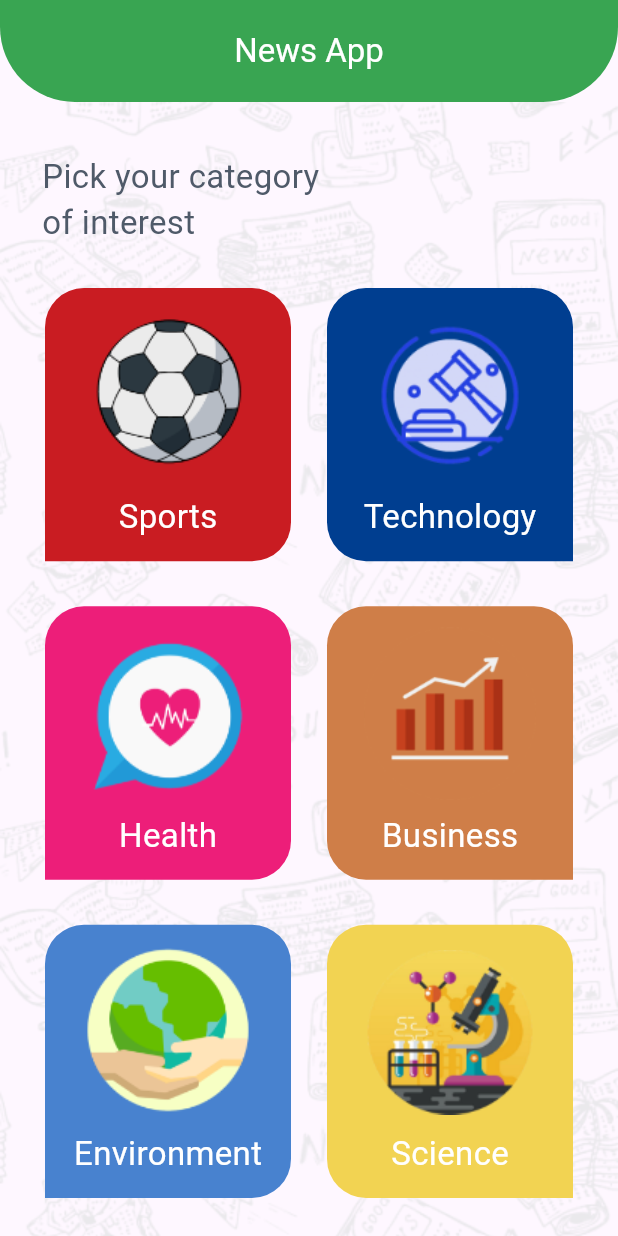
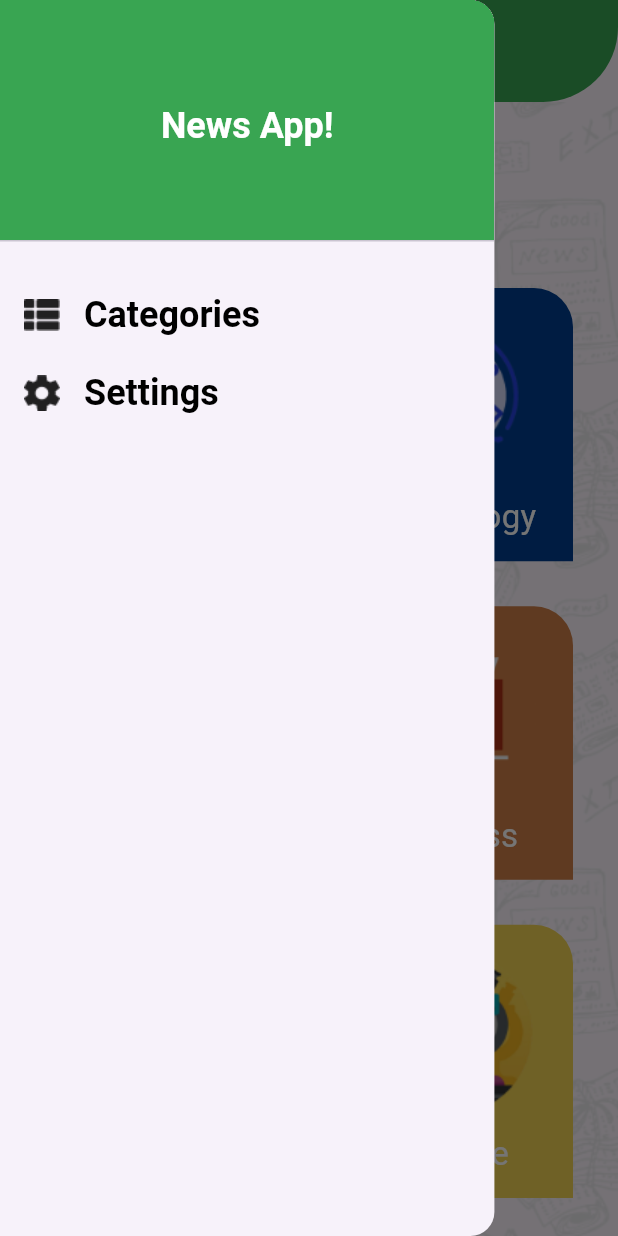
Before and after one commit to youssefmohamed192/news_project, a Flutter app: the screen it shows after launch, with the side drawer open (before the commit the screen has no drawer), on a phone screen of 412 x 824 dp. Run offline on Flutter 3.47's test engine with Material 3 defaults, Android fonts, the phone set to English and light mode, and no system bars; our stand-ins replace cached_network_image.

Commit message:
finished News App.

```diff
--- a/lib/ui/screens/home/home_screen.dart
+++ b/lib/ui/screens/home/home_screen.dart
@@ -2,7 +2,9 @@ import 'package:flutter/material.dart';
 import 'package:news_project/data/model/category_dm.dart';
 import 'package:news_project/ui/screens/home/tabs/categories/categories_tab.dart';
 import 'package:news_project/ui/screens/home/tabs/news/news_tab.dart';
+import 'package:news_project/ui/screens/home/tabs/settings/settings_tab.dart';
 import 'package:news_project/ui/utils/app_assets.dart';
+import 'package:news_project/ui/utils/app_colors.dart';
 
 class HomeScreen extends StatefulWidget {
   static const String routeName = "home";
@@ -18,16 +20,28 @@ class _HomeScreenState extends State<HomeScreen> {
 
   @override
   void initState() {
-    // TODO: implement initState
+    super.initState();
     currentTab = CategoriesTab(onCategoryClick: onCategoryClick);
   }
 
   @override
   Widget build(BuildContext context) {
-    return Scaffold(
+
+    return WillPopScope(
+      onWillPop: () {
+        if (currentTab is! CategoriesTab) {
+          currentTab = CategoriesTab(onCategoryClick: onCategoryClick);
+          setState(() {});
+          return Future.value(false);
+        } else {
+          return Future.value(true);
+        }
+      },
+      child: Scaffold(
         appBar: AppBar(
           title: const Text("News App"),
         ),
+        drawer: buildDrawer(context),
         body: Stack(
           children: [
             Image.asset(
@@ -38,11 +52,55 @@ class _HomeScreenState extends State<HomeScreen> {
             currentTab,
           ],
         ),
+      ),
     );
   }
 
   onCategoryClick(CategoryDM categoryDM) {
-    currentTab = NewsTab(categoryID: categoryDM.id,);
+    currentTab = NewsTab(
+      categoryID: categoryDM.id,
+    );
     setState(() {});
   }
+
+  buildDrawer(BuildContext context) => Drawer(
+    width: MediaQuery.of(context).size.width * .8,
+        child: Column(
+          crossAxisAlignment: CrossAxisAlignment.stretch,
+          children: [
+            DrawerHeader(
+                decoration: const BoxDecoration(color: AppColors.primary),
+                child: Center(
+                    child: Text(
+                  "News App!",
+                  style: Theme.of(context).textTheme.headlineLarge,
+                ))),
+            const SizedBox(height: 26,),
+            buildDrawerRow(AppAssets.listIcon, "Categories", (){
+              currentTab = CategoriesTab(onCategoryClick: onCategoryClick);
+              setState(() {});
+              Navigator.pop(context);
+            }),
+            const SizedBox(height: 22,),
+            buildDrawerRow(AppAssets.settingsIcon, "Settings", (){
+              currentTab = SettingsTab();
+              setState(() {});
+              Navigator.pop(context);
+            })
+          ],
+        ),
+      );
+  buildDrawerRow(String imagePath, String title, Function onClick) => InkWell(
+    onTap: (){
+      onClick();
+    },
+    child: Row(
+      children: [
+        const SizedBox(width: 16,),
+        ImageIcon(AssetImage(imagePath)),
+        const SizedBox(width: 16,),
+        Text(title, style: Theme.of(context).textTheme.headlineLarge!.copyWith(color: AppColors.black),),
+      ],
+    ),
+  );
 }
--- a/lib/ui/screens/splash/splash_screen.dart
+++ b/lib/ui/screens/splash/splash_screen.dart
@@ -14,7 +14,6 @@ class _SplashScreenState extends State<SplashScreen> {
 
   @override
   void initState() {
-    // TODO: implement initState
     super.initState();
     Future.delayed(const Duration(seconds: 2), (){
       Navigator.pushReplacementNamed(context, HomeScreen.routeName);
--- a/lib/ui/utils/app_assets.dart
+++ b/lib/ui/utils/app_assets.dart
@@ -8,4 +8,6 @@ abstract class AppAssets{
   static const String politicsImage = "${imagePath}politics.png";
   static const String scienceImage = "${imagePath}science.png";
   static const String backgroundImage = "${imagePath}pattern.png";
+  static const String listIcon = "${imagePath}icon_list.png";
+  static const String settingsIcon = "${imagePath}icon_settings.png";
 }
--- a/lib/ui/utils/app_theme.dart
+++ b/lib/ui/utils/app_theme.dart
@@ -17,6 +17,10 @@ abstract class AppTheme {
             borderRadius: BorderRadius.vertical(bottom: Radius.circular(50))),
       ),
       textTheme: const TextTheme(
+          headlineLarge: TextStyle(
+              fontWeight: FontWeight.bold,
+              fontSize: 24,
+              color: AppColors.white),
           bodyLarge: TextStyle(
               fontSize: 14,
               fontWeight: FontWeight.normal,
```
Also changed, not shown: lib/ui/screens/home/tabs/settings/settings_tab.dart (added, +10 -0 lines), assets/images/2.0x/icon_list@2x.png (added), assets/images/2.0x/icon_settings@2x.png (added), assets/images/3.0x/icon_list@3x.png (added), assets/images/3.0x/icon_settings@3x.png (added), assets/images/icon_list.png (added), assets/images/icon_settings.png (added). Lines whose indentation alone changed are shown as unchanged.
